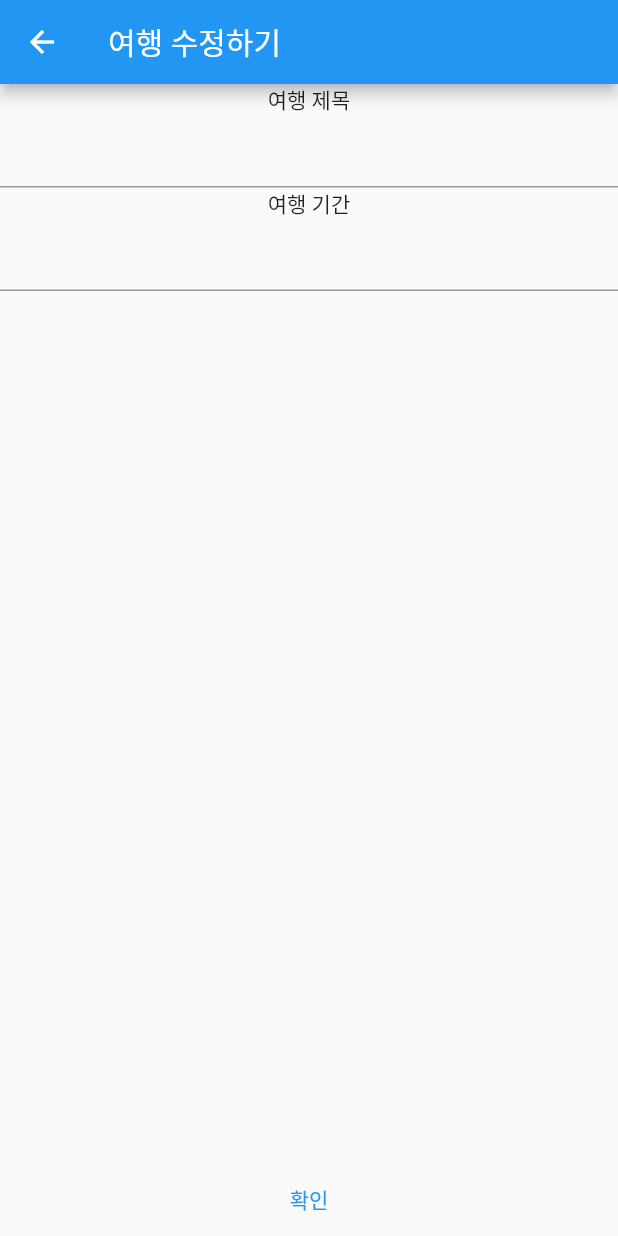
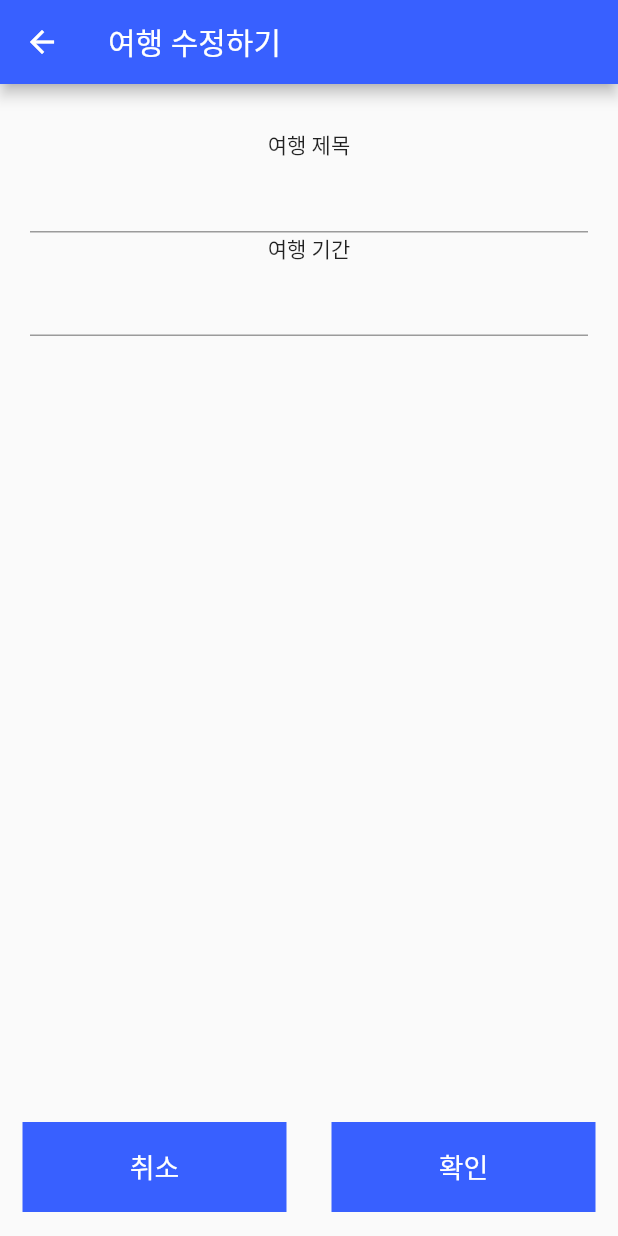
Before and after one commit to dongoc/flutter-trip-expenses-manager, a Flutter app: the screen it shows after launch, after a tap on "수정하기", on a phone screen of 412 x 824 dp. Run offline on Flutter 3.47's test engine with Material 2 defaults, Android fonts, the light colour scheme and no system bars; our stand-ins replace date_format.

Commit message:
버튼 스타일링

```diff
--- a/lib/main.dart
+++ b/lib/main.dart
@@ -14,7 +14,10 @@ class MyApp extends StatelessWidget {
     return MaterialApp(
       title: '시니어 여행가계부',
       theme: ThemeData(
-        primarySwatch: Colors.blue,
+        primaryColor: const Color.fromRGBO(56, 96, 255, 1),
+        appBarTheme: const AppBarTheme(
+          backgroundColor: Color.fromRGBO(56, 96, 255, 1),
+        ),
       ),
       home: const TripListScreen(),
     );
--- a/lib/screens/expense_list_screen.dart
+++ b/lib/screens/expense_list_screen.dart
@@ -55,7 +55,8 @@ class ExpenseListScreen extends StatelessWidget {
       appBar: AppBar(
         title: Text("${trip.title} 비용"),
       ),
-      body: Column(children: [
+      body: Column(
+        children: [
           Text('총 ${formatNumberWithSeparator(getTotalAmount(expenses))} 원'),
           for (var day = 0; day < tripPeriod + 2; day++)
             Row(
@@ -83,11 +84,13 @@ class ExpenseListScreen extends StatelessWidget {
                 // ),
               ],
             )
-      ]),
+        ],
+      ),
       floatingActionButton: const NavigatorButton(
         destinationScreen: ExpenseFormScreen(formType: FormType.create),
         text: '여행 경비 추가하기',
       ),
+      floatingActionButtonLocation: FloatingActionButtonLocation.centerFloat,
     );
   }
 }
--- a/lib/screens/trip_form_screen.dart
+++ b/lib/screens/trip_form_screen.dart
@@ -1,6 +1,7 @@
 import 'package:flutter/material.dart';
 import 'package:trip_expenses_manager/types/form.dart';
 
+import '../widgets/form/button.dart';
 import '../widgets/form/text_field.dart';
 
 class TripFormScreen extends StatelessWidget {
@@ -17,18 +18,32 @@ class TripFormScreen extends StatelessWidget {
       appBar: AppBar(
         title: Text("여행 ${formType == FormType.create ? '추가' : '수정'}하기"),
       ),
-      body: const Column(
+      body: const Padding(
+        padding: EdgeInsets.symmetric(vertical: 30, horizontal: 20),
+        child: Column(
+          children: [
+            Input(label: "여행 제목"),
+            Input(label: "여행 기간"),
+          ],
+        ),
+      ),
+      floatingActionButton: Row(
         children: [
-          Input(label: "여행 제목"),
-          Input(label: "여행 기간"),
+          Flexible(
+            child: BasicButton(
+              onPressed: () {},
+              text: '취소',
+            ),
+          ),
+          Flexible(
+            child: BasicButton(
+              onPressed: () {},
+              text: '확인',
+            ),
+          ),
         ],
       ),
-      floatingActionButton: TextButton(
-        onPressed: () {},
-        style: const ButtonStyle(),
-        child: const Text('확인'),
-      ),
-      floatingActionButtonLocation: FloatingActionButtonLocation.centerDocked,
+      floatingActionButtonLocation: FloatingActionButtonLocation.centerFloat,
     );
   }
 }
--- a/lib/widgets/form/button.dart
+++ b/lib/widgets/form/button.dart
@@ -1,11 +1,11 @@
 import 'package:flutter/material.dart';
 
-class FloatingButton extends StatelessWidget {
+class BasicButton extends StatelessWidget {
   final String text;
   final void Function() onPressed;
   final bool disabled;
 
-  const FloatingButton({
+  const BasicButton({
     super.key,
     required this.text,
     required this.onPressed,
@@ -14,11 +14,26 @@ class FloatingButton extends StatelessWidget {
 
   @override
   Widget build(BuildContext context) {
-    return Expanded(
+    return Container(
+      width: double.infinity,
+      height: 60,
+      margin: const EdgeInsets.symmetric(
+        horizontal: 15,
+      ),
+      padding: const EdgeInsets.symmetric(horizontal: 30),
+      decoration: BoxDecoration(
+        color: Theme.of(context).primaryColor,
+      ),
       child: TextButton(
         onPressed: disabled ? null : onPressed,
         style: const ButtonStyle(),
-        child: Text(text),
+        child: Text(
+          text,
+          style: const TextStyle(
+            color: Colors.white,
+            fontSize: 18,
+          ),
+        ),
       ),
     );
   }
--- a/lib/widgets/form/navigator_button.dart
+++ b/lib/widgets/form/navigator_button.dart
@@ -26,7 +26,8 @@ class NavigatorButton extends StatelessWidget {
             offset: Offset(5, 5),
             blurRadius: 30,
           )
-          ]),
+        ],
+      ),
       child: TextButton(
         onPressed: () {
           Navigator.push(
--- a/lib/widgets/trip/trip_card.dart
+++ b/lib/widgets/trip/trip_card.dart
@@ -64,7 +64,7 @@ class TripCard extends StatelessWidget {
                   : const Color.fromRGBO(56, 96, 255, 0.2),
             ),
             Padding(
-              padding: const EdgeInsets.fromLTRB(15, 30, 20, 35),
+              padding: const EdgeInsets.fromLTRB(15, 20, 20, 25),
               child: Column(
                 crossAxisAlignment: CrossAxisAlignment.start,
                 children: [
```
Lines whose indentation alone changed are shown as unchanged.
